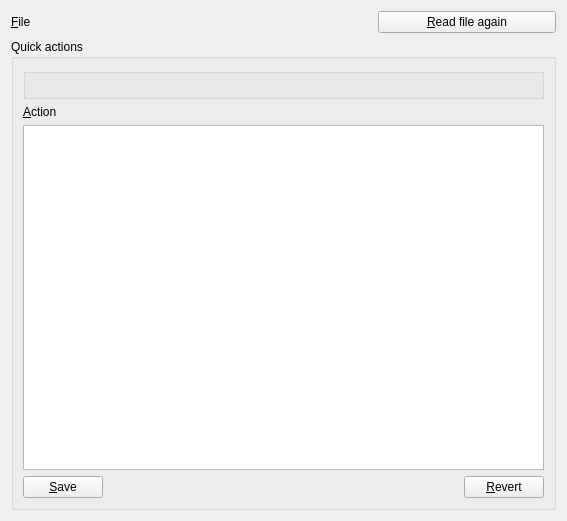
Before: the Qt Designer form plugins/custom_actions/ui/config_widget.ui in stcrocco/ruber, drawn with Qt 5.
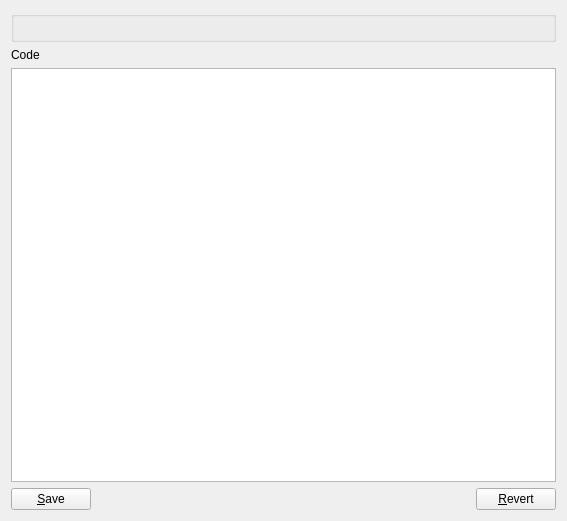
After: the same form once the commit is applied. Custom widgets are drawn as their Qt base class.

Commit message: Pass the settings container as argument to read_settings, store_settings and read_default_settings

The edit to the form file:
```diff
--- a/plugins/custom_actions/ui/config_widget.ui
+++ b/plugins/custom_actions/ui/config_widget.ui
@@ -13,57 +13,20 @@
   <property name="windowTitle">
    <string>Form</string>
   </property>
-  <layout class="QVBoxLayout" name="verticalLayout_3">
-   <item>
-    <layout class="QHBoxLayout" name="horizontalLayout_2">
-     <item>
-      <widget class="QLabel" name="label">
-       <property name="text">
-        <string>&amp;File</string>
-       </property>
-       <property name="buddy">
-        <cstring>_custom_actions__script_files</cstring>
-       </property>
-      </widget>
-     </item>
-     <item>
-      <widget class="KUrlRequester" name="_custom_actions__script_files">
-       <property name="access" stdset="0">
-        <string>$script_files</string>
-       </property>
-      </widget>
-     </item>
-     <item>
-      <widget class="QPushButton" name="reread_file">
-       <property name="text">
-        <string>&amp;Read file again</string>
-       </property>
-      </widget>
-     </item>
-    </layout>
-   </item>
-   <item>
-    <widget class="QGroupBox" name="groupBox_2">
-     <property name="title">
-      <string>Quick actions</string>
-     </property>
      <layout class="QVBoxLayout" name="verticalLayout_2">
       <item>
-       <widget class="KEditListBox" name="_custom_actions__scripts">
+    <layout class="QVBoxLayout" name="verticalLayout">
+     <item>
+      <widget class="KEditListBox" name="actions">
         <property name="buttons">
          <set>KEditListBox::Add|KEditListBox::Remove</set>
         </property>
-        <property name="access" stdset="0">
-         <string>$scripts</string>
-        </property>
-       </widget>
-      </item>
-      <item>
-       <layout class="QVBoxLayout" name="verticalLayout">
+      </widget>
+     </item>
         <item>
          <widget class="QLabel" name="label_2">
           <property name="text">
-           <string>&amp;Action</string>
+        <string>Code</string>
           </property>
           <property name="buddy">
            <cstring>krichtextedit</cstring>
@@ -108,9 +71,6 @@
       </item>
      </layout>
     </widget>
-   </item>
-  </layout>
- </widget>
  <customwidgets>
   <customwidget>
    <class>KEditListBox</class>
@@ -127,11 +87,6 @@
    <extends>QTextEdit</extends>
    <header>ktextedit.h</header>
   </customwidget>
-  <customwidget>
-   <class>KUrlRequester</class>
-   <extends>QFrame</extends>
-   <header>kurlrequester.h</header>
-  </customwidget>
  </customwidgets>
  <resources/>
  <connections/>
```
Left out of the diff: 8 changed lines with no effect on the pictures. Lines whose indentation alone changed are shown as unchanged. The commit also changes 9 other files.
